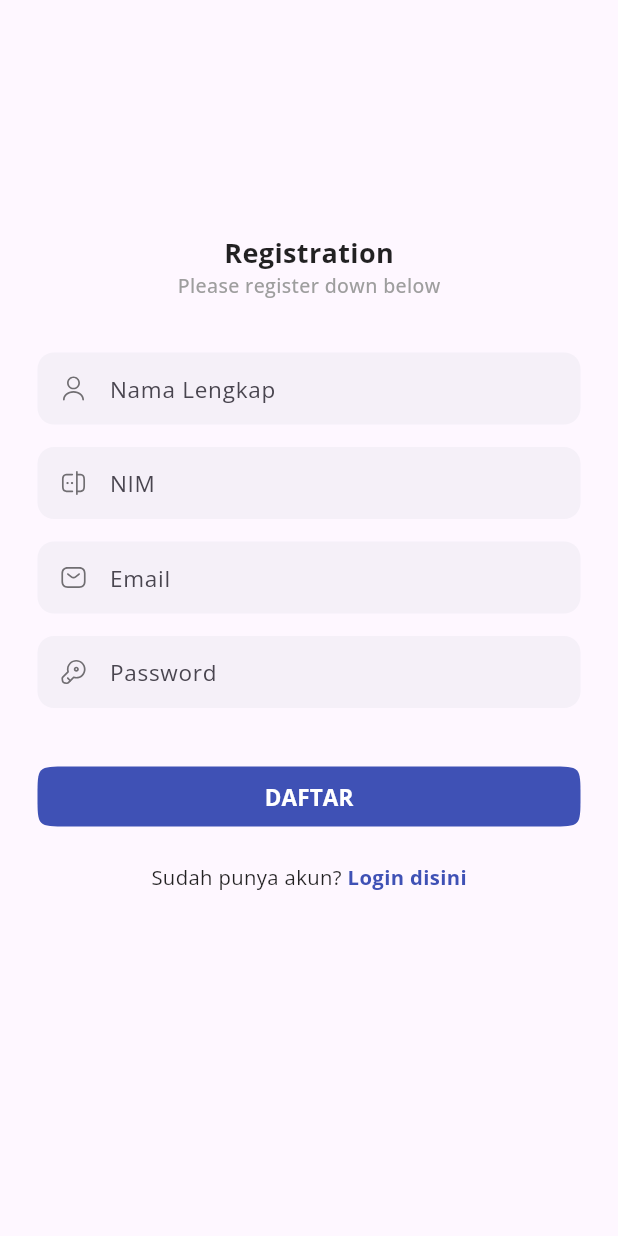
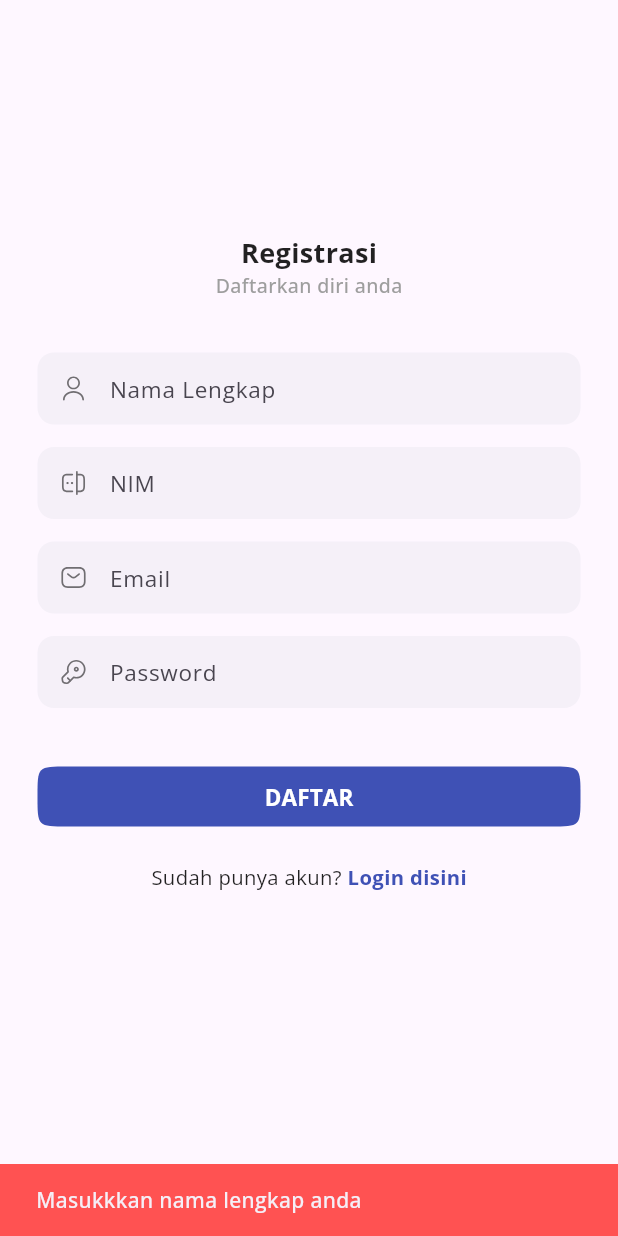
Before and after one commit to Ct2332/campusLcd_loan, a Flutter app: the RegisterView screen opened directly, after a tap on "DAFTAR", on a phone screen of 412 x 824 dp. Run offline on Flutter 3.47's test engine with Material 2 defaults, Android fonts, the phone set to English and light mode, and no system bars; our stand-ins replace cloud_firestore, firebase_auth, firebase_core, flashy_tab_bar2, flutter_svg, google_fonts and 1 more; missing offline and left inert: qr_code_scanner; accounts and stored records are empty.

Commit message:
uncomplete-email-verification

```diff
--- a/config.json
+++ b/config.json
@@ -3,6 +3,7 @@
     "modules": [
         "auth/login",
         "auth/register",
+        "auth/email_verification",
         "student/st_main_navigation",
         "student/st_home",
         "student/st_history",
--- a/lib/module/auth/login/view/login_view.dart
+++ b/lib/module/auth/login/view/login_view.dart
@@ -1,7 +1,5 @@
 import 'package:flutter/material.dart';
 import 'package:lcd_loan/core.dart';
-import 'package:lcd_loan/module/auth/login/widget/at_login_content.dart';
-import '../controller/login_controller.dart';
 
 class LoginView extends StatefulWidget {
   const LoginView({Key? key}) : super(key: key);
--- a/lib/module/auth/login/widget/at_login_content.dart
+++ b/lib/module/auth/login/widget/at_login_content.dart
@@ -1,10 +1,5 @@
 import 'package:flutter/material.dart';
 import 'package:lcd_loan/core.dart';
-import 'package:lcd_loan/module/auth/login/controller/login_controller.dart';
-import 'package:lcd_loan/module/auth/register/widget/at_account_confirmation.dart';
-import 'package:lcd_loan/module/auth/register/widget/at_registration_button.dart';
-import 'package:lcd_loan/module/auth/register/widget/at_text_field.dart';
-import 'package:lcd_loan/module/auth/register/widget/at_title.dart';
 
 class AtLoginContent extends StatelessWidget {
   const AtLoginContent({Key? key}) : super(key: key);
--- a/lib/module/auth/register/controller/register_controller.dart
+++ b/lib/module/auth/register/controller/register_controller.dart
@@ -1,6 +1,7 @@
 import 'dart:developer';
 
 import 'package:flutter/material.dart';
+import 'package:google_fonts/google_fonts.dart';
 import 'package:lcd_loan/core.dart';
 
 class RegisterController extends State<RegisterView> implements MvcController {
@@ -27,14 +28,52 @@ class RegisterController extends State<RegisterView> implements MvcController {
   String? password;
 
   //function for register user
-  doRegister() {
-    log('FullName: $fullName');
-    log('NIM: $nim');
-    log('Email: $email');
-    log('Password: $password');
+  doRegister() async {
+    if (fullName?.isEmpty ?? true) {
+      showSnackbarMessage('Masukkkan nama lengkap anda');
+      return;
+    }
+
+    if (nim?.isEmpty ?? true) {
+      showSnackbarMessage('Masukkan NIM anda');
+      return;
+    }
+
+    if (email?.isEmpty ?? true) {
+      showSnackbarMessage('Masukkkan Email yang benar');
+      return;
+    }
+
+    if (password == null || password!.length < 6) {
+      showSnackbarMessage('Kata Sandi minimal 6 karakter');
+      return;
+    }
+
+    try {
+      log("Register New User");
+      await AuthService.createNewUser(
+        email: email!,
+        password: password!,
+      );
+      Get.to(const EmailVerificationView());
+    } catch (e) {
+      showSnackbarMessage(e.toString());
+    }
   }
 
   toLoginView() {
     Get.offAll(const LoginView());
   }
+
+  void showSnackbarMessage(String message) {
+    ScaffoldMessenger.of(context).showSnackBar(
+      SnackBar(
+        backgroundColor: Colors.redAccent,
+        content: Text(
+          message,
+          style: GoogleFonts.openSans(fontWeight: FontWeight.w500),
+        ),
+      ),
+    );
+  }
 }
--- a/lib/module/auth/register/widget/at_title.dart
+++ b/lib/module/auth/register/widget/at_title.dart
@@ -16,14 +16,14 @@ class AtTitle extends StatelessWidget {
     return Column(
       children: [
         Text(
-          title ?? "Registration",
+          title ?? "Registrasi",
           style: GoogleFonts.openSans(
             fontSize: 18,
             fontWeight: FontWeight.bold,
           ),
         ),
         Text(
-          content ?? "Please register down below",
+          content ?? "Daftarkan diri anda",
           style: GoogleFonts.openSans(
             fontSize: 13,
             color: Colors.grey,
```
Also changed, not shown: lib/core.dart (+9 -0 lines), lib/main.dart (+11 -1 lines), lib/module/auth/email_verification/controller/email_verification_controller.dart (added, +84 -0 lines), lib/module/auth/email_verification/view/email_verification_view.dart (added, +20 -0 lines), lib/module/auth/email_verification/widget/at_email_verify.dart (added, +45 -0 lines), lib/module/auth/email_verification/widget/at_resend_button.dart (added, +34 -0 lines), lib/module/auth/login/controller/login_controller.dart (+33 -0 lines), lib/module/student/st_home/controller/st_home_controller.dart (+10 -0 lines), lib/module/student/st_home/view/st_home_view.dart (+12 -6 lines), lib/services/auth_services/auth_services.dart (added, +79 -0 lines), 1 other file.
